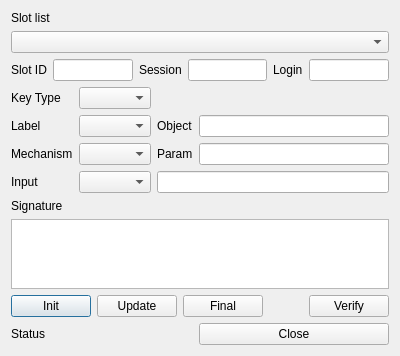
The window that HsmMan/verify_dlg.ui (jykim74/CryptokiMan) describes before a commit, drawn with Qt 5.
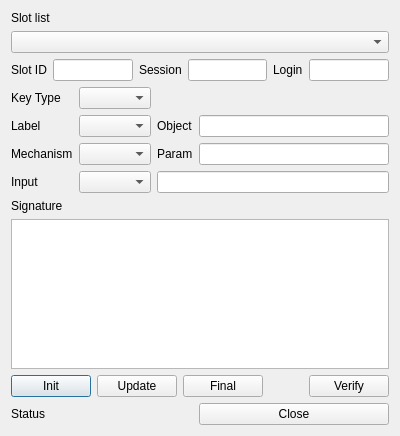
The same window after the commit.

What changed in the file:
```diff
--- a/HsmMan/verify_dlg.ui
+++ b/HsmMan/verify_dlg.ui
@@ -7,7 +7,7 @@
     <x>0</x>
     <y>0</y>
     <width>400</width>
-    <height>348</height>
+    <height>436</height>
    </rect>
   </property>
   <property name="windowTitle">
```
Left out of the diff: 2 changed lines with no effect on the pictures.
